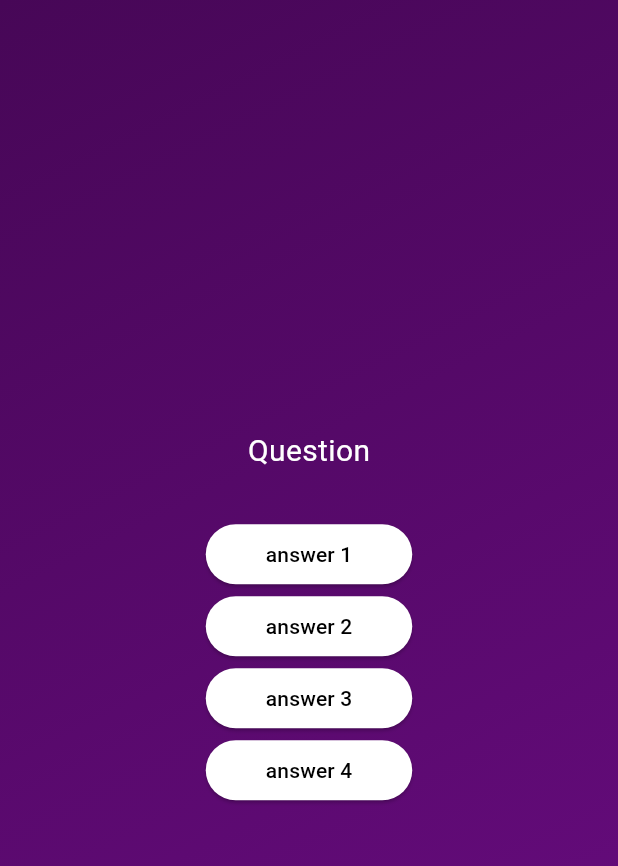
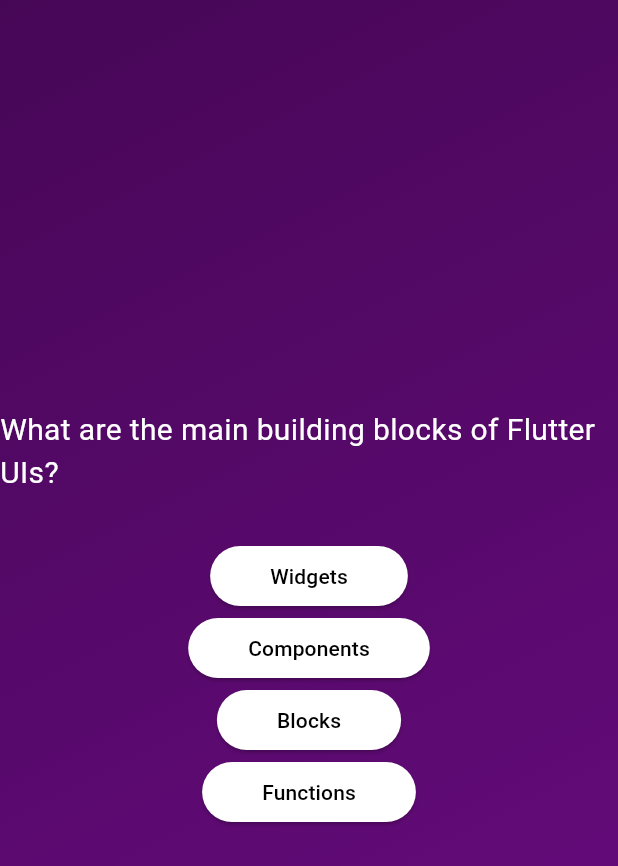
Before and after one commit to pauloh-neo/flutter-quiz-app, a Flutter app: the screen it shows after launch, after a tap on "Start Quiz", on a phone screen of 412 x 824 dp. Shown: the top 866 px of the screen. Run offline on Flutter 3.47's test engine with Material 3 defaults, Android fonts, the phone set to English and light mode, and no system bars.

Commit message:
Add taking values using map and spread

```diff
--- a/lib/question_button.dart
+++ b/lib/answer_button.dart
@@ -1,7 +1,7 @@
 import 'package:flutter/material.dart';
 
-class QuestionButton extends StatelessWidget {
-  const QuestionButton({
+class AnswerButton extends StatelessWidget {
+  const AnswerButton({
     super.key,
     required this.answerText,
     required this.onTap,
--- a/lib/questions_screen.dart
+++ b/lib/questions_screen.dart
@@ -1,5 +1,6 @@
 import 'package:flutter/material.dart';
-import 'package:quiz_app/question_button.dart';
+import 'package:quiz_app/answer_button.dart';
+import 'package:quiz_app/data/questions.dart';
 
 class QuestionsScreen extends StatefulWidget {
   const QuestionsScreen({super.key});
@@ -11,6 +12,8 @@ class QuestionsScreen extends StatefulWidget {
 }
 
 class _QuestionsScreenState extends State<QuestionsScreen> {
+  final currentQuestion = questions[0];
+
   @override
   Widget build(context) {
     return SizedBox(
@@ -19,29 +22,20 @@ class _QuestionsScreenState extends State<QuestionsScreen> {
       child: Column(
         mainAxisAlignment: MainAxisAlignment.center,
         children: [
-          const Text(
-            "Question",
-            style: TextStyle(color: Colors.white, fontSize: 20),
+          Text(
+            currentQuestion.text,
+            style: const TextStyle(color: Colors.white, fontSize: 20),
           ),
           const SizedBox(
             height: 30,
           ),
-          QuestionButton(
-            answerText: 'answer 1',
-            onTap: () {},
-          ),
-          QuestionButton(
-            answerText: 'answer 2',
-            onTap: () {},
-          ),
-          QuestionButton(
-            answerText: 'answer 3',
-            onTap: () {},
-          ),
-          QuestionButton(
-            answerText: 'answer 4',
-            onTap: () {},
-          ),
+
+          ...currentQuestion.answers.map((answer) {
+            return AnswerButton(
+              answerText: answer,
+              onTap: () {},
+            );
+          }),
         ],
       ),
     );
```
